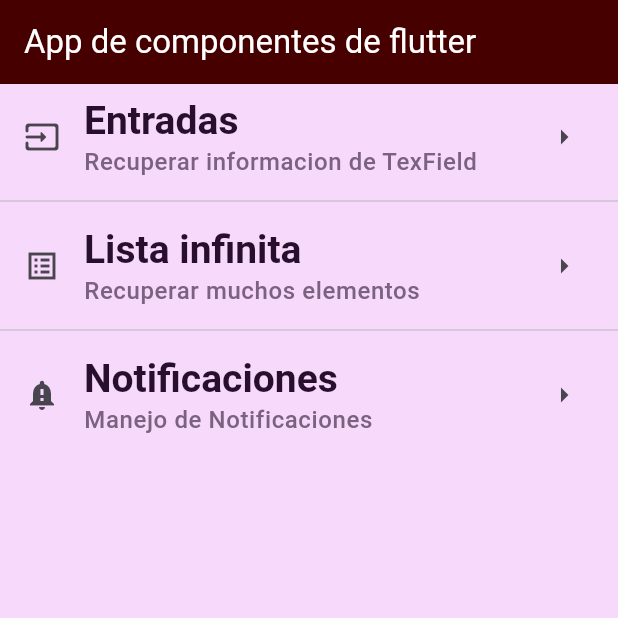
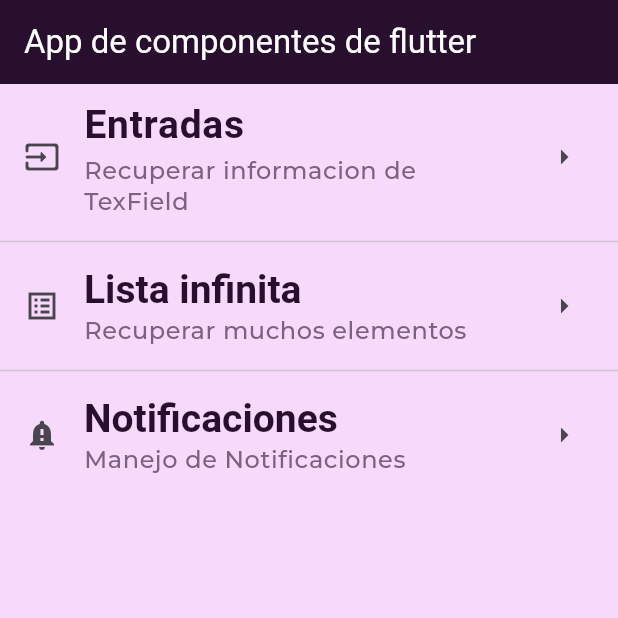
Before and after one commit to GusDamian04/componentes_flutter, a Flutter app: the screen it shows after launch, on a phone screen of 412 x 824 dp, the top half of it. Run offline on Flutter 3.47's test engine with Material 3 defaults, Android fonts, the phone set to English and light mode, and no system bars; our stand-ins replace google_fonts; Roboto replaces fonts that are missing (Acme).

Commit message:
Refactorazing and creation of AppTheme class

```diff
--- a/lib/main_app.dart
+++ b/lib/main_app.dart
@@ -1,5 +1,6 @@
 import 'package:flutter/material.dart';
-import 'home_screen.dart';
+import 'package:practica3/theme/app_theme.dart';
+import 'screens/home_screen.dart';
 
 class MainApp extends StatelessWidget {
   const MainApp({super.key});
@@ -9,25 +10,7 @@ class MainApp extends StatelessWidget {
     return MaterialApp(
       debugShowCheckedModeBanner: false,
       home: const HomeScreen(),
-      theme: ThemeData(
-        scaffoldBackgroundColor: const Color.fromARGB(255, 247, 217, 251),
-        // appBarTheme: const AppBarTheme(color: Color.fromARGB(255, 255, 0, 0)),
-        appBarTheme: const AppBarTheme(color: Color.fromARGB(255, 70, 0, 0)),
-        textTheme: const TextTheme(
-          headlineLarge: TextStyle(
-            fontFamily: 'sans-serif',
-            fontSize: 26.0,
-            fontWeight: FontWeight.bold,
-            color: Color.fromARGB(255, 41, 15, 46)
-          ),
-          bodySmall: TextStyle(
-            fontFamily: 'sans-serif',
-            fontSize: 16.0,
-            fontWeight: FontWeight.w500,
-            color: Color.fromARGB(255, 124, 98, 129)
-          ),
-        ),
-      ),
+      theme: AppTheme.lightTheme
     );
   }
 }
--- a/lib/home_screen.dart
+++ b/lib/screens/home_screen.dart
@@ -1,4 +1,5 @@
 import 'package:flutter/material.dart';
+import 'package:practica3/theme/app_theme.dart';
 
 class HomeScreen extends StatelessWidget {
   const HomeScreen({super.key});
@@ -13,7 +14,7 @@ class HomeScreen extends StatelessWidget {
           ListView(
             children: <Widget> [
               ListTile(
-                title: Text('Entradas', style: Theme.of(context).textTheme.headlineLarge),
+                title: Text('Entradas', style: AppTheme.lightTheme.textTheme.headlineLarge),
                 subtitle: Text('Recuperar informacion de TexField', style: Theme.of(context).textTheme.bodySmall),
                 leading: const Icon(Icons.input_rounded),
                 trailing: const Icon(Icons.arrow_right_outlined),
--- /dev/null
+++ b/lib/theme/app_theme.dart
@@ -0,0 +1,32 @@
+import 'package:flutter/material.dart';
+import 'package:google_fonts/google_fonts.dart';
+
+class AppTheme{
+  // Constante del color primario
+  static const primaryColor =  Color.fromARGB(255, 41, 15, 46);
+  // static const primaryColor =  Color.fromARGB(255, 70, 0, 0);
+  // Constante del color secundario
+  static const secondaryColor = Color.fromARGB(255, 124, 98, 129);
+  // Constante del color del fondo
+  static const backColor = Color.fromARGB(255, 247, 217, 251);
+
+  //Definicion del tema de color y estilo de la App
+  static final ThemeData lightTheme = ThemeData.light().copyWith(
+    scaffoldBackgroundColor: backColor,
+        appBarTheme: const AppBarTheme(color: primaryColor),
+        textTheme: TextTheme(
+          headlineLarge: GoogleFonts.acme(
+            fontSize: 26.0,
+            fontWeight: FontWeight.bold,
+            color: primaryColor
+          ),
+
+          // Fuente para textos muy pequelos
+          bodySmall: GoogleFonts.montserrat(
+            fontSize: 16.0,
+            fontWeight: FontWeight.w500,
+            color: secondaryColor
+          ),
+        ),
+  );
+}
--- a/pubspec.yaml
+++ b/pubspec.yaml
@@ -9,6 +9,7 @@ environment:
 dependencies:
   flutter:
     sdk: flutter
+  google_fonts:
 
 dev_dependencies:
   flutter_test:
```
Also changed, not shown: pubspec.lock.
